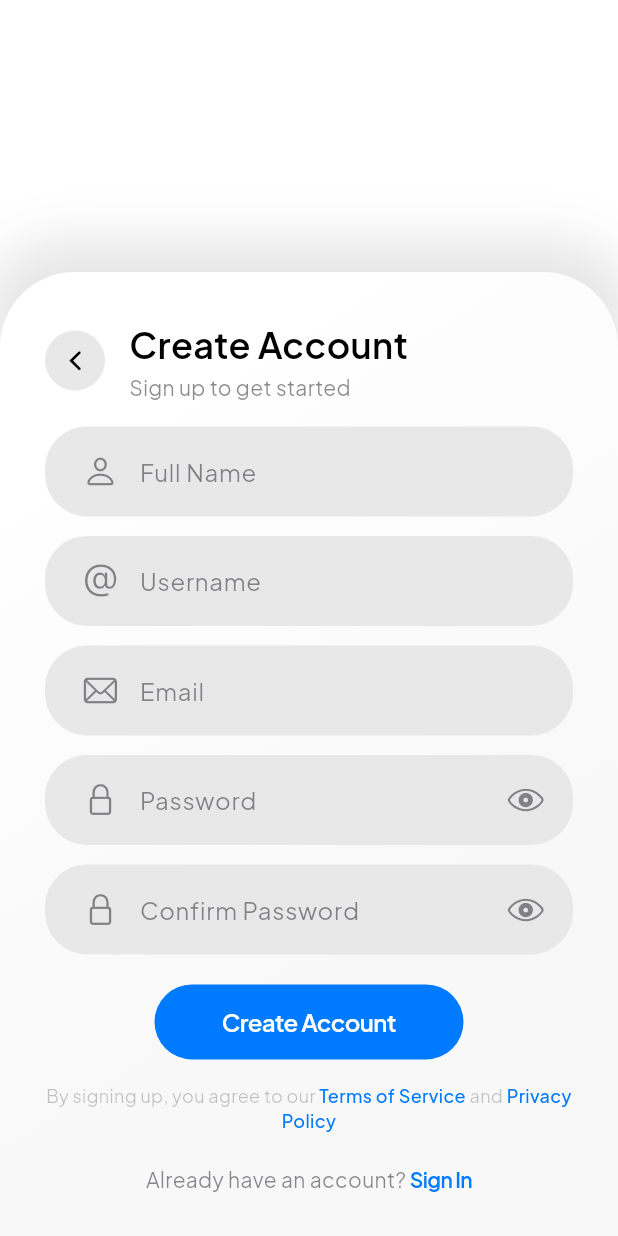
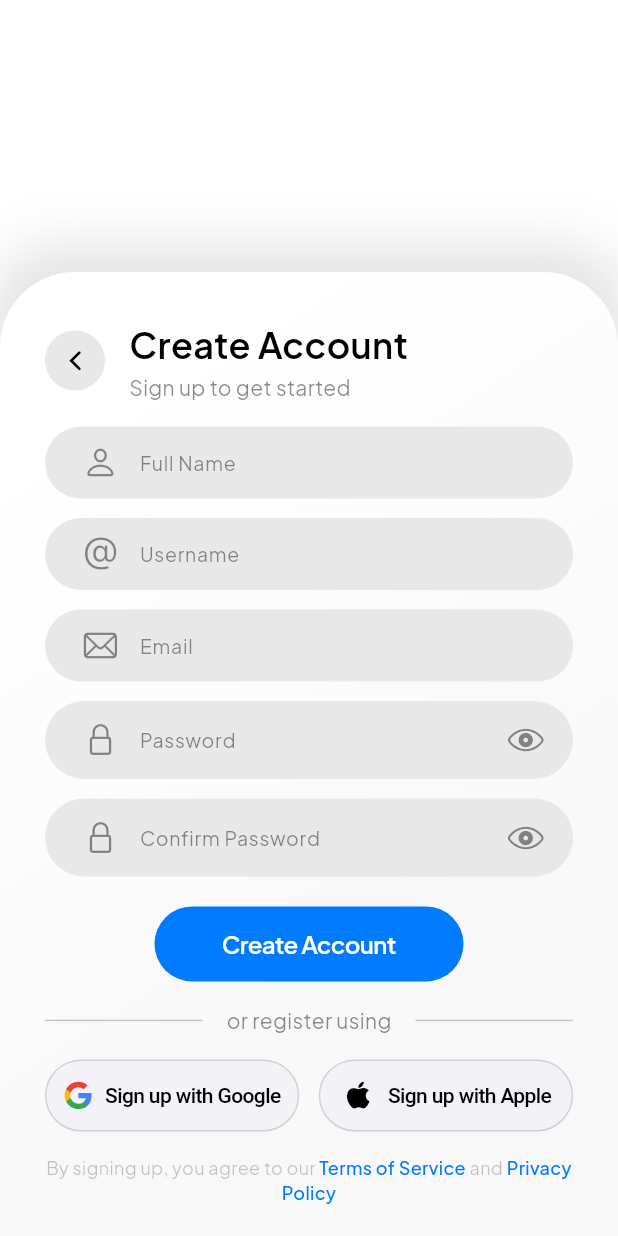
Before and after one commit to irbirojodoh/geoloc-app, a Flutter app: the RegisterScreen screen opened by its route, on a phone screen of 412 x 824 dp. Run offline on Flutter 3.47's test engine with Material 3 defaults, Android fonts, the phone set to English and light mode, and no system bars; our stand-ins replace cached_network_image, dio, flutter_riverpod, flutter_secure_storage, flutter_svg, geolocator and 5 more; accounts and stored records are empty.

Commit message:
updated login and register

```diff
--- a/lib/presentation/screens/auth/register_screen.dart
+++ b/lib/presentation/screens/auth/register_screen.dart
@@ -2,6 +2,7 @@ import 'package:flutter/cupertino.dart';
 import 'package:flutter/material.dart';
 import 'package:flutter/services.dart';
 import 'package:flutter_riverpod/flutter_riverpod.dart';
+import 'package:flutter_svg/flutter_svg.dart';
 import 'package:go_router/go_router.dart';
 import 'package:google_fonts/google_fonts.dart';
 
@@ -56,6 +57,13 @@ const CupertinoDynamicColor _primaryText = CupertinoDynamicColor.withBrightness(
   color: Color(0xFF000000), // Light mode: Black
   darkColor: Color(0xFFFFFFFF), // Dark mode: White
 );
+
+/// Divider color
+const CupertinoDynamicColor _dividerColor =
+    CupertinoDynamicColor.withBrightness(
+      color: Color(0xFFC6C6C8), // Light mode
+      darkColor: Color(0xFF4A4A4A), // Dark mode
+    );
 
 /// Shadow color
 const CupertinoDynamicColor _shadowColor = CupertinoDynamicColor.withBrightness(
@@ -375,6 +383,14 @@ class _RegisterScreenState extends ConsumerState<RegisterScreen> {
                 _buildRegisterButton(context, authState.isLoading),
                 const SizedBox(height: 16),
 
+                // Or divider
+                _buildOrDivider(context),
+                const SizedBox(height: 16),
+
+                // Social registration buttons
+                _buildSocialButtons(context),
+                const SizedBox(height: 16),
+
                 // Terms text
                 _buildTermsText(context),
                 const SizedBox(height: 20),
@@ -396,7 +412,10 @@ class _RegisterScreenState extends ConsumerState<RegisterScreen> {
         CupertinoButton(
           padding: EdgeInsets.zero,
           minimumSize: Size.zero,
-          onPressed: () => context.pop(),
+          onPressed: () {
+            HapticFeedback.lightImpact();
+            context.pop();
+          },
           child: Container(
             width: 40,
             height: 40,
@@ -508,6 +527,7 @@ class _RegisterScreenState extends ConsumerState<RegisterScreen> {
       textCapitalization: textCapitalization,
       style: GoogleFonts.plusJakartaSans(
         color: _resolveColor(context, _primaryText),
+        fontSize: 13,
       ),
       decoration: _buildInputDecoration(
         context: context,
@@ -592,8 +612,10 @@ class _RegisterScreenState extends ConsumerState<RegisterScreen> {
     return InputDecoration(
       labelText: label,
       hintText: hint,
-      labelStyle: GoogleFonts.plusJakartaSans(color: labelColor),
-      hintStyle: GoogleFonts.plusJakartaSans(color: hintColor),
+      labelStyle: GoogleFonts.plusJakartaSans(color: labelColor, fontSize: 13),
+      hintStyle: GoogleFonts.plusJakartaSans(color: hintColor, fontSize: 13),
+      floatingLabelBehavior:
+          FloatingLabelBehavior.never, // Prevents label from cutting border
       prefixIcon: Padding(
         padding: const EdgeInsets.only(left: 25, right: 10),
         child: Icon(icon, color: iconColor),
@@ -628,7 +650,118 @@ class _RegisterScreenState extends ConsumerState<RegisterScreen> {
         borderRadius: BorderRadius.circular(28),
         borderSide: BorderSide(color: errorBorderColor, width: 2),
       ),
-      contentPadding: const EdgeInsets.symmetric(horizontal: 20, vertical: 18),
+      contentPadding: const EdgeInsets.symmetric(horizontal: 20, vertical: 14),
+    );
+  }
+
+  Widget _buildOrDivider(BuildContext context) {
+    final dividerColor = _resolveColor(context, _dividerColor);
+    final textColor = CupertinoDynamicColor.resolve(
+      CupertinoColors.secondaryLabel,
+      context,
+    );
+    return Row(
+      children: [
+        Expanded(child: Container(height: 1, color: dividerColor)),
+        Padding(
+          padding: const EdgeInsets.symmetric(horizontal: 16),
+          child: Text(
+            'or register using',
+            style: GoogleFonts.plusJakartaSans(color: textColor, fontSize: 14),
+          ),
+        ),
+        Expanded(child: Container(height: 1, color: dividerColor)),
+      ],
+    );
+  }
+
+  Widget _buildSocialButtons(BuildContext context) {
+    return Row(
+      children: [
+        // Google Sign Up
+        Expanded(
+          child: _buildSocialButton(
+            context: context,
+            iconWidget: SvgPicture.asset(
+              'assets/icons/google_logo.svg',
+              width: 20,
+              height: 20,
+            ),
+            label: 'Sign up with Google',
+            onTap: () {
+              // TODO: Implement Google sign up
+            },
+          ),
+        ),
+        const SizedBox(width: 13),
+        // Apple Sign Up
+        Expanded(
+          child: _buildSocialButton(
+            context: context,
+            iconWidget: Icon(
+              Icons.apple,
+              color: CupertinoDynamicColor.resolve(
+                _isDarkMode(context)
+                    ? CupertinoColors.black
+                    : CupertinoColors.label,
+                context,
+              ),
+              size: 24,
+            ),
+            label: 'Sign up with Apple',
+            onTap: () {
+              // TODO: Implement Apple sign up
+            },
+          ),
+        ),
+      ],
+    );
+  }
+
+  Widget _buildSocialButton({
+    required BuildContext context,
+    required Widget iconWidget,
+    required String label,
+    required VoidCallback onTap,
+  }) {
+    final isDark = _isDarkMode(context);
+    final bgColor = isDark
+        ? CupertinoColors.white
+        : CupertinoColors.systemGrey6;
+    final textColor = isDark ? CupertinoColors.black : CupertinoColors.label;
+
+    return CupertinoButton(
+      padding: EdgeInsets.zero,
+      onPressed: onTap,
+      child: Container(
+        height: 48,
+        decoration: BoxDecoration(
+          color: CupertinoDynamicColor.resolve(bgColor, context),
+          borderRadius: BorderRadius.circular(24),
+          border: Border.all(
+            color: CupertinoDynamicColor.resolve(
+              CupertinoColors.systemGrey4,
+              context,
+            ),
+            width: 1,
+          ),
+        ),
+        child: Row(
+          mainAxisAlignment: MainAxisAlignment.center,
+          children: [
+            iconWidget,
+            const SizedBox(width: 8),
+            Text(
+              label,
+              style: GoogleFonts.roboto(
+                color: CupertinoDynamicColor.resolve(textColor, context),
+                fontSize: 14,
+                fontWeight: FontWeight.w500,
+              ),
+            ),
+          ],
+        ),
+      ),
     );
   }
 
@@ -720,7 +853,10 @@ class _RegisterScreenState extends ConsumerState<RegisterScreen> {
         CupertinoButton(
           padding: EdgeInsets.zero,
           minimumSize: Size.zero,
-          onPressed: () => context.pop(),
+          onPressed: () {
+            HapticFeedback.lightImpact();
+            context.pop();
+          },
           child: Text(
             'Sign In',
             style: GoogleFonts.plusJakartaSans(
```
Also changed, not shown: lib/presentation/screens/auth/login_screen.dart (+31 -11 lines), assets/icons/google_logo.svg (added).
